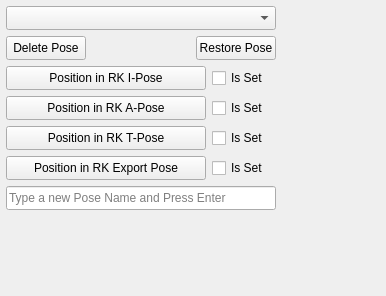
und-dream-lab/rawkee, file rawkee4maya/maya/auxilary/RKBindPoseEditorPanel.ui: the form before one commit.
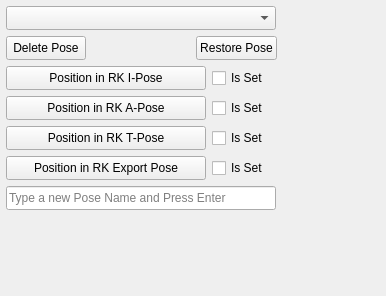
The form after the commit. Custom widgets are drawn as their Qt base class.

```diff
--- a/rawkee4maya/maya/auxilary/RKBindPoseEditorPanel.ui
+++ b/rawkee4maya/maya/auxilary/RKBindPoseEditorPanel.ui
@@ -130,8 +130,8 @@
         </property>
         <property name="maximumSize">
          <size>
-          <width>80</width>
-          <height>24</height>
+          <width>16777215</width>
+          <height>16777215</height>
          </size>
         </property>
         <property name="text">
```
Left out of the diff: 44 changed lines with no effect on the pictures.
